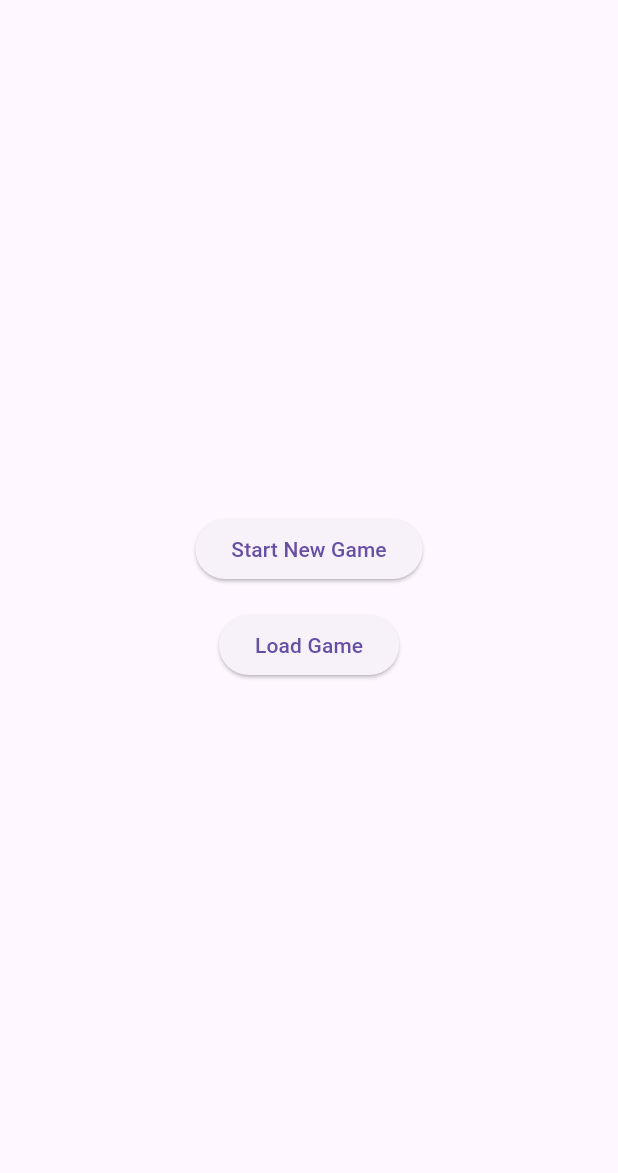
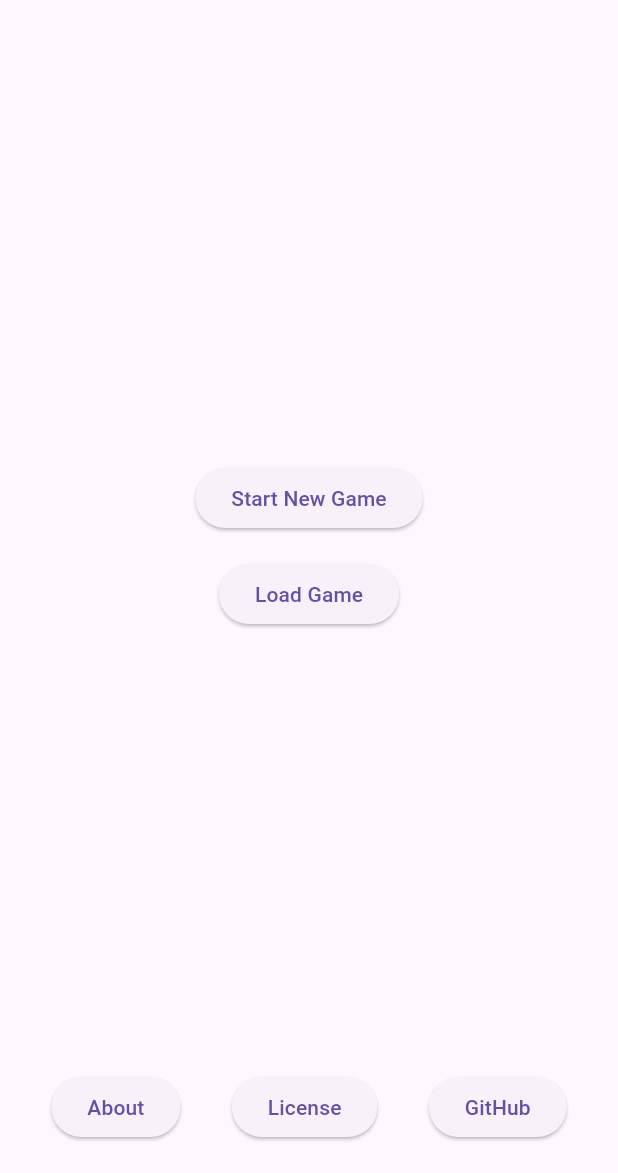
Before and after one commit to conjfrnk/mini-golf-scores, a Flutter app: the screen it shows after launch, on a phone screen of 412 x 824 dp, the part 63-1236 px from its top. Run offline on Flutter 3.47's test engine with Material 3 defaults, Android fonts, the phone set to English and light mode, and no system bars; our stand-ins replace package_info_plus, shared_preferences.

Commit message:
Improved Main Menu

```diff
--- a/lib/main_menu.dart
+++ b/lib/main_menu.dart
@@ -1,6 +1,8 @@
 import 'package:flutter/material.dart';
 import 'package:mini_golf/scorekeeper.dart';
 import 'package:shared_preferences/shared_preferences.dart';
+import 'package:url_launcher/url_launcher.dart';
+import 'package:package_info_plus/package_info_plus.dart';
 import 'dart:convert';
 
 class MainMenu extends StatelessWidget {
@@ -8,7 +10,9 @@ class MainMenu extends StatelessWidget {
 
   void _showLoadGameDialog(BuildContext context) async {
     final prefs = await SharedPreferences.getInstance();
-    final gameKeys = prefs.getKeys().where((key) => key.startsWith('game_')).toList();
+    final gameKeys = prefs.getKeys()
+        .where((key) => key.startsWith('game_'))
+        .toList();
 
     if (gameKeys.isEmpty) {
       // No games found, show a SnackBar instead
@@ -27,7 +31,8 @@ class MainMenu extends StatelessWidget {
             child: ListBody(
               children: gameKeys.map((key) {
                 return ListTile(
-                  title: Text(key.substring(5).substring(0,16).replaceAll("T", " ")),
+                  title: Text(key.substring(5).substring(0, 16).replaceAll(
+                      "T", " ")),
                   onTap: () {
                     _loadGame(context, key);
                   },
@@ -50,11 +55,14 @@ class MainMenu extends StatelessWidget {
       Navigator.push(
         context,
         MaterialPageRoute(
-          builder: (context) => ScoreKeeper(
+          builder: (context) =>
+              ScoreKeeper(
                 isNewGame: false,
                 playerNames: List<String>.from(gameData['playerNames']),
-            pars: Map.from(gameData['pars']).map((k, v) => MapEntry(int.parse(k), v)),
-            scores: Map.from(gameData['scores']).map((k, v) => MapEntry(int.parse(k), List<int>.from(v))),
+                pars: Map.from(gameData['pars']).map((k, v) =>
+                    MapEntry(int.parse(k), v)),
+                scores: Map.from(gameData['scores']).map((k, v) =>
+                    MapEntry(int.parse(k), List<int>.from(v))),
                 gameCreationTime: DateTime.parse(gameData['creationTime']),
               ),
         ),
@@ -62,33 +70,106 @@ class MainMenu extends StatelessWidget {
     }
   }
 
-
   @override
   Widget build(BuildContext context) {
     return Scaffold(
       appBar: AppBar(
         title: const Text('Mini Golf Main Menu'),
       ),
-      body: Center(
-        child: Column(
-          mainAxisSize: MainAxisSize.min,
+      body: Column(
         children: [
+          const Spacer(),
+          // Pushes everything below it towards the middle and bottom of the screen
+          // Main action buttons centered in the middle of the screen
           ElevatedButton(
             child: const Text('Start New Game'),
             onPressed: () {
               Navigator.push(
                 context,
-                  MaterialPageRoute(builder: (context) => const ScoreKeeper(isNewGame: true)),
+                MaterialPageRoute(
+                    builder: (context) => const ScoreKeeper(isNewGame: true)),
               );
             },
           ),
-            const SizedBox(height: 16), // Space between the buttons
+          const SizedBox(height: 16),
+          // Space between the buttons
           ElevatedButton(
             child: const Text('Load Game'),
             onPressed: () => _showLoadGameDialog(context),
           ),
+          const Spacer(),
+          // This will push the bottom content to the bottom of the screen
+          // Information buttons at the bottom
+          Row(
+            mainAxisAlignment: MainAxisAlignment.spaceEvenly,
+            // Space out the buttons evenly in the Row
+            children: [
+              // About Button
+              ElevatedButton(
+                onPressed: () async {
+                  PackageInfo packageInfo = await PackageInfo.fromPlatform();
+                  String version = packageInfo.version;
+
+                  showDialog(
+                    context: context,
+                    builder: (BuildContext context) {
+                      return AlertDialog(
+                        title: const Text('About'),
+                        content: SingleChildScrollView(
+                          child: ListBody(
+                            children: <Widget>[
+                              const Text('Mini Golf Scorekeeper App'),
+                              const Text('Made by Connor Frank'),
+                              const Text('Princeton NJ April 2024'),
+                              Text('Version: $version'), // Display app version
+                              // Add more about info here
                             ],
                           ),
+                        ),
+                        actions: <Widget>[
+                          TextButton(
+                            child: const Text('OK'),
+                            onPressed: () {
+                              Navigator.of(context).pop();
+                            },
+                          ),
+                        ],
+                      );
+                    },
+                  );
+                },
+                child: const Text('About'),
+              ),
+              // License Button
+              ElevatedButton(
+                onPressed: () {
+                  // Action for License button
+                  showLicensePage(context: context);
+                },
+                child: const Text('License'),
+              ),
+              // GitHub Link Button
+              ElevatedButton(
+                onPressed: () async {
+                  Uri link = Uri(scheme: 'https',
+                    host: 'github.com',
+                    path: '/conjfrnk/mini-golf-scores');
+                  if (await canLaunchUrl(link)) {
+                    await launchUrl(link);
+                  } else {
+                    ScaffoldMessenger.of(context).showSnackBar(
+                      const SnackBar(content: Text('Could not open GitHub')),
+                    );
+                  }
+                },
+                child: const Text(
+                    'GitHub'), // You can use an Icon instead: Icon(Icons.link)
+              ),
+            ],
+          ),
+          const SizedBox(height: 20),
+          // Ensures there's space at the very bottom
+        ],
       ),
     );
   }
```
Lines whose indentation alone changed are shown as unchanged.
